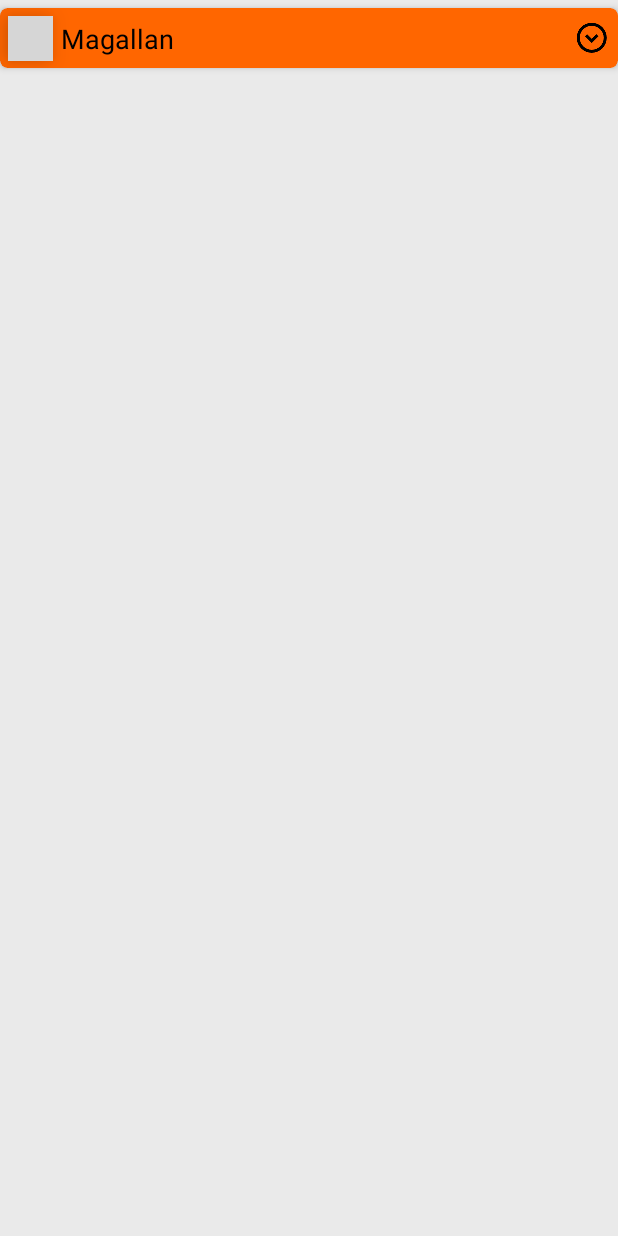
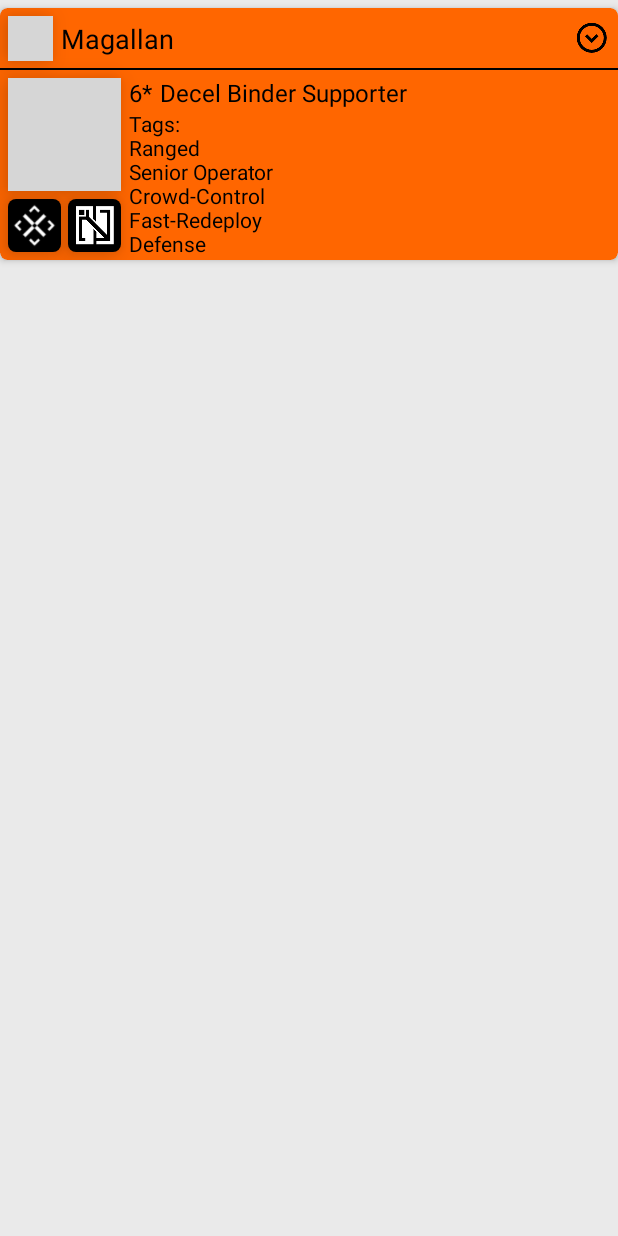
Before and after one commit to Accep7/Arknights-Helper, an Android app: the layout recycler_item.xml on its own in the app's theme, with its tools: preview values and no code run, on a phone screen of 412 x 824 dp. Run offline under Robolectric (Android 15) with nearby library versions, the phone set to English and light mode, and no system bars; grey boxes are pictures that could not be loaded.

Commit message:
Operator info expand animation reverted to animateLayoutChanges until work on item animator is done

```diff
--- a/app/build.gradle
+++ b/app/build.gradle
@@ -9,7 +9,7 @@ android {
         applicationId "com.accep7.arknightshelper"
         minSdk 24
         targetSdk 30
-        versionCode 19
+        versionCode 20
         versionName "1.0"
 
         testInstrumentationRunner "androidx.operator_portrait_bg.runner.AndroidJUnitRunner"
--- a/app/src/main/java/com/accep7/arknightshelper/ExpandItemAnimator.java
+++ b/app/src/main/java/com/accep7/arknightshelper/ExpandItemAnimator.java
@@ -16,6 +16,10 @@ import java.util.Map;
 /**
  * @author JustBucket on 31.01.2022
  */
+
+/* Work in progress. When finished, will replace animateLayoutChanges in recycler XMLs, fixing
+ * crash when tapping too fast */
+
 public class ExpandItemAnimator extends DefaultItemAnimator {
 
     private final Map<RecyclerView.ViewHolder, AnimatorSet> animationMap = new HashMap<>();
--- a/app/src/main/java/com/accep7/arknightshelper/GroupRecyclerViewAdapter.java
+++ b/app/src/main/java/com/accep7/arknightshelper/GroupRecyclerViewAdapter.java
@@ -1,5 +1,6 @@
 package com.accep7.arknightshelper;
 
+import android.animation.LayoutTransition;
 import android.view.LayoutInflater;
 import android.view.View;
 import android.view.ViewGroup;
@@ -50,6 +51,7 @@ public class GroupRecyclerViewAdapter extends RecyclerView.Adapter<GroupRecycler
 
         public GroupHolder(View itemView) {
             super(itemView);
+            ((ViewGroup) itemView).getLayoutTransition().enableTransitionType(LayoutTransition.CHANGING);
             selectedTag = itemView.findViewById(R.id.group_selected_tags);
             operatorRecycler = itemView.findViewById(R.id.group_items);
             //operatorRecycler.setItemAnimator(new ExpandItemAnimator());
--- a/app/src/main/java/com/accep7/arknightshelper/OperatorRecyclerViewAdapter.java
+++ b/app/src/main/java/com/accep7/arknightshelper/OperatorRecyclerViewAdapter.java
@@ -29,7 +29,17 @@ public class OperatorRecyclerViewAdapter extends RecyclerView.Adapter<OperatorRe
     public OperatorHolder onCreateViewHolder(@NonNull ViewGroup parent, int viewType) {
         View view = LayoutInflater.from(parent.getContext()).inflate(R.layout.recycler_item,
                 parent, false);
-        return new OperatorHolder(view);
+
+        OperatorHolder operatorHolder = new OperatorHolder(view);
+        view.setOnClickListener(new OperatorRecyclerClickListener() {
+            @Override
+            public void onSingleClick(View v) {
+                OperatorWrapper item = operators.get(operatorHolder.getAdapterPosition());
+                item.setExpanded(!item.isExpanded());
+                notifyItemChanged(operatorHolder.getAdapterPosition());
+            }
+        });
+        return operatorHolder;
     }
 
     @Override
@@ -46,9 +56,10 @@ public class OperatorRecyclerViewAdapter extends RecyclerView.Adapter<OperatorRe
         CardView operatorInfo;
         TextView operatorName;
 
-        MotionLayout expandableOperatorInfo;
+        Group expandableOperatorInfo;
 
-        ImageView expandInfoButton, operatorPortrait, operatorArchetypeIcon, operatorClassIcon;
+        ImageView expandInfoButton, operatorPortrait, operatorPortraitExpanded,
+                operatorArchetypeIcon, operatorClassIcon;
         TextView operatorInfoRarity, operatorInfoArchetypeAndClass, operatorInfoTags;
 
         public OperatorHolder(@NonNull View itemView) {
@@ -56,9 +67,10 @@ public class OperatorRecyclerViewAdapter extends RecyclerView.Adapter<OperatorRe
             operatorInfo = itemView.findViewById(R.id.recycler_item);
             operatorName = itemView.findViewById(R.id.operator_name);
             expandInfoButton = itemView.findViewById(R.id.expand_button);
-            expandableOperatorInfo = itemView.findViewById(R.id.operator_info_expandable);
+            expandableOperatorInfo = itemView.findViewById(R.id.operator_info_expanded);
 
             operatorPortrait = itemView.findViewById(R.id.operator_portrait);
+            operatorPortraitExpanded = itemView.findViewById(R.id.operator_portrait_expanded);
             operatorArchetypeIcon = itemView.findViewById(R.id.operator_info_archetype_icon);
             operatorClassIcon = itemView.findViewById(R.id.operator_info_class_icon);
 
@@ -71,6 +83,10 @@ public class OperatorRecyclerViewAdapter extends RecyclerView.Adapter<OperatorRe
             operatorPortrait.setImageResource(
                     operatorWrapper.getOperator().getPortraitDrawableID());
             operatorPortrait.setClipToOutline(true);
+
+            operatorPortraitExpanded.setImageResource(
+                    operatorWrapper.getOperator().getPortraitDrawableID());
+            operatorPortraitExpanded.setClipToOutline(true);
 
             operatorName.setText(operatorWrapper.getOperator().getOperatorName());
             operatorInfoRarity.setText(operatorInfoRarity.getContext()
@@ -123,6 +139,10 @@ public class OperatorRecyclerViewAdapter extends RecyclerView.Adapter<OperatorRe
                             .getColor(R.color.one_star_card_bg, null));
                     break;
             }
+
+            expandableOperatorInfo.setVisibility(operatorWrapper.isExpanded() ? View.VISIBLE : View.GONE);
+            operatorPortrait.setVisibility(operatorWrapper.isExpanded() ? View.GONE : View.VISIBLE);
+            expandInfoButton.animate().setDuration(200).rotation(operatorWrapper.isExpanded() ? 180 : 0);
         }
     }
 }
--- a/app/src/main/res/layout/activity_main.xml
+++ b/app/src/main/res/layout/activity_main.xml
@@ -4,6 +4,7 @@
     xmlns:tools="http://schemas.android.com/tools"
     android:layout_width="match_parent"
     android:layout_height="match_parent"
+    android:splitMotionEvents="false"
     tools:context=".MainActivity">
 
     <androidx.core.widget.NestedScrollView
--- a/app/src/main/res/layout/recycler_group.xml
+++ b/app/src/main/res/layout/recycler_group.xml
@@ -3,7 +3,9 @@
     xmlns:app="http://schemas.android.com/apk/res-auto"
     xmlns:tools="http://schemas.android.com/tools"
     android:layout_width="match_parent"
-    android:layout_height="wrap_content">
+    android:layout_height="wrap_content"
+    android:animateLayoutChanges="true"
+    android:splitMotionEvents="false">
 
     <TextView
         android:id="@+id/group_selected_tags"
--- a/app/src/main/res/layout/recycler_item.xml
+++ b/app/src/main/res/layout/recycler_item.xml
@@ -12,42 +12,12 @@
     tools:backgroundTint="@color/six_star_card_bg"
     tools:layout_marginStart="115dp">
 
-    <androidx.constraintlayout.motion.widget.MotionLayout
-        android:id="@+id/operator_info_expandable"
+    <androidx.constraintlayout.widget.ConstraintLayout
+        android:id="@+id/operator_info"
         android:layout_width="match_parent"
         android:layout_height="wrap_content"
         android:foreground="?selectableItemBackground"
-        android:maxHeight="170dp"
-        android:minHeight="40dp"
         app:layoutDescription="@xml/recycler_item_xml_operator_info_expandable_scene">
-
-        <androidx.constraintlayout.widget.ConstraintLayout
-            android:id="@+id/constraint_layout"
-            android:layout_width="match_parent"
-            android:layout_height="40dp"
-            app:layout_constraintLeft_toLeftOf="parent"
-            app:layout_constraintTop_toTopOf="parent">
-
-            <androidx.constraintlayout.widget.Guideline
-                android:id="@+id/guide_collapsed_height"
-                android:layout_width="wrap_content"
-                android:layout_height="wrap_content"
-                android:orientation="horizontal"
-                app:layout_constraintGuide_begin="40dp" />
-
-            <androidx.constraintlayout.widget.Guideline
-                android:id="@+id/guide_expanded_icons"
-                android:layout_width="wrap_content"
-                android:layout_height="wrap_content"
-                android:orientation="horizontal"
-                app:layout_constraintGuide_begin="170dp" />
-
-            <androidx.constraintlayout.widget.Guideline
-                android:id="@+id/guide_left_margin"
-                android:layout_width="wrap_content"
-                android:layout_height="wrap_content"
-                android:orientation="vertical"
-                app:layout_constraintGuide_begin="0dp" />
 
         <ImageView
             android:id="@+id/operator_portrait"
@@ -55,23 +25,33 @@
             android:layout_height="30dp"
             android:layout_marginStart="5dp"
             android:layout_marginTop="5dp"
+            android:layout_marginBottom="5dp"
             android:background="@drawable/image_round_outline"
             android:contentDescription="@string/operator_class_icon"
             android:elevation="10dp"
             android:outlineProvider="background"
-                app:layout_constraintLeft_toLeftOf="@id/guide_left_margin"
+            app:layout_constraintBottom_toTopOf="@id/info_guide"
+            app:layout_constraintLeft_toLeftOf="parent"
             app:layout_constraintTop_toTopOf="parent"
             tools:background="@drawable/image_round_outline"
-                tools:src="@drawable/six_star_magallan" />
+            tools:src="@drawable/six_star_magallan"
+            tools:visibility="visible" />
+
+        <androidx.constraintlayout.widget.Guideline
+            android:id="@+id/info_guide"
+            android:layout_width="match_parent"
+            android:layout_height="0dp"
+            android:orientation="horizontal"
+            app:layout_constraintGuide_begin="40dp" />
 
         <TextView
             android:id="@+id/operator_name"
-                android:layout_width="wrap_content"
+            android:layout_width="0dp"
             android:layout_height="wrap_content"
             android:layout_marginStart="5dp"
             android:textColor="@color/black"
             android:textSize="18sp"
-                app:layout_constraintBottom_toTopOf="@id/guide_collapsed_height"
+            app:layout_constraintBottom_toTopOf="@id/info_guide"
             app:layout_constraintLeft_toRightOf="@id/operator_portrait"
             app:layout_constraintTop_toTopOf="parent"
             tools:text="Magallan" />
@@ -83,7 +63,7 @@
             android:layout_marginEnd="5dp"
             android:contentDescription="@string/expand_operator_details"
             android:src="@drawable/outline_expand_circle_down_black_24"
-                app:layout_constraintBottom_toTopOf="@id/guide_collapsed_height"
+            app:layout_constraintBottom_toTopOf="@id/info_guide"
             app:layout_constraintRight_toRightOf="parent"
             app:layout_constraintTop_toTopOf="parent"
             app:tint="@color/black" />
@@ -95,7 +75,7 @@
             android:background="@color/black"
             app:layout_constraintLeft_toLeftOf="parent"
             app:layout_constraintRight_toRightOf="parent"
-                app:layout_constraintTop_toTopOf="@id/guide_collapsed_height" />
+            app:layout_constraintTop_toTopOf="@id/info_guide" />
 
         <View
             android:id="@+id/portrait_placeholder"
@@ -103,8 +83,24 @@
             android:layout_height="75dp"
             android:layout_marginStart="5dp"
             android:layout_marginTop="5dp"
-                app:layout_constraintLeft_toRightOf="@id/guide_left_margin"
-                app:layout_constraintTop_toBottomOf="@id/guide_collapsed_height" />
+            app:layout_constraintStart_toStartOf="parent"
+            app:layout_constraintTop_toBottomOf="@id/info_divider" />
+
+        <ImageView
+            android:id="@+id/operator_portrait_expanded"
+            android:layout_width="0dp"
+            android:layout_height="0dp"
+            android:background="@drawable/image_round_outline"
+            android:contentDescription="@string/operator_class_icon"
+            android:elevation="10dp"
+            android:outlineProvider="background"
+            app:layout_constraintBottom_toBottomOf="@id/portrait_placeholder"
+            app:layout_constraintLeft_toLeftOf="@id/portrait_placeholder"
+            app:layout_constraintRight_toRightOf="@id/portrait_placeholder"
+            app:layout_constraintTop_toTopOf="@id/portrait_placeholder"
+            tools:background="@drawable/image_round_outline"
+            tools:src="@drawable/six_star_magallan"
+            tools:visibility="visible" />
 
         <ImageView
             android:id="@+id/operator_info_archetype_icon"
@@ -144,8 +140,7 @@
             android:textColor="@color/black"
             android:textSize="16sp"
             app:layout_constraintLeft_toRightOf="@id/portrait_placeholder"
-                app:layout_constraintRight_toLeftOf="@id/operator_info_type_class"
-                app:layout_constraintTop_toBottomOf="@id/guide_collapsed_height"
+            app:layout_constraintTop_toBottomOf="@id/info_guide"
             tools:text="6*" />
 
         <TextView
@@ -175,6 +170,22 @@
             app:layout_constraintRight_toRightOf="parent"
             app:layout_constraintTop_toBottomOf="@id/operator_info_type_class"
             tools:text="Tags:\nRanged\nSenior Operator\nCrowd-Control\nFast-Redeploy\nDefense" />
+
+        <View
+            android:id="@+id/bottom_margin"
+            android:layout_width="match_parent"
+            android:layout_height="5dp"
+            android:visibility="invisible"
+            app:layout_constraintLeft_toLeftOf="parent"
+            app:layout_constraintRight_toRightOf="parent"
+            app:layout_constraintTop_toBottomOf="@id/operator_info_archetype_icon" />
+
+        <androidx.constraintlayout.widget.Group
+            android:id="@+id/operator_info_expanded"
+            android:layout_width="wrap_content"
+            android:layout_height="wrap_content"
+            android:visibility="gone"
+            app:constraint_referenced_ids="bottom_margin,info_divider,portrait_placeholder,operator_portrait_expanded,operator_info_tags,operator_info_type_class,operator_info_rarity,operator_info_class_icon,operator_info_archetype_icon"
+            tools:visibility="visible" />
     </androidx.constraintlayout.widget.ConstraintLayout>
-    </androidx.constraintlayout.motion.widget.MotionLayout>
 </androidx.cardview.widget.CardView>
```
Lines whose indentation alone changed are shown as unchanged.
